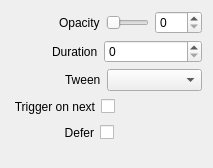
This is src/Widgets/Inspector/InspectorOpacityWidget.ui in CasparCG/client as Qt 5 draws it before an edit. The edited form follows.
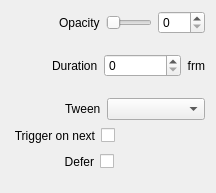
This is the edited form.

Commit message: Added description text to duration properties in the inspector panel.

```diff
--- a/src/Widgets/Inspector/InspectorOpacityWidget.ui
+++ b/src/Widgets/Inspector/InspectorOpacityWidget.ui
@@ -6,8 +6,8 @@
    <rect>
     <x>0</x>
     <y>0</y>
-    <width>213</width>
-    <height>168</height>
+    <width>216</width>
+    <height>193</height>
    </rect>
   </property>
   <property name="sizePolicy">
@@ -99,6 +99,16 @@
        </property>
       </widget>
      </item>
+     <item>
+      <widget class="QLabel" name="labelFrm1">
+       <property name="text">
+        <string>frm</string>
+       </property>
+       <property name="alignment">
+        <set>Qt::AlignRight|Qt::AlignTrailing|Qt::AlignVCenter</set>
+       </property>
+      </widget>
+     </item>
     </layout>
    </item>
    <item>
```
The commit also changes 14 other files.
